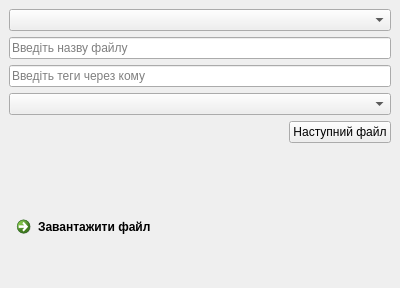
andrii-shchur/TeleCloud, file gui/file_upload.ui: the form before one commit.
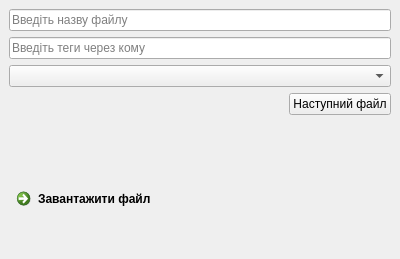
The form after the commit. Icons and pictures are not drawn.

What changed in the file:
```diff
--- a/gui/file_upload.ui
+++ b/gui/file_upload.ui
@@ -7,7 +7,7 @@
     <x>0</x>
     <y>0</y>
     <width>400</width>
-    <height>288</height>
+    <height>259</height>
    </rect>
   </property>
   <property name="windowTitle">
@@ -15,9 +15,6 @@
   </property>
   <widget class="QWidget" name="centralwidget">
    <layout class="QVBoxLayout" name="verticalLayout">
-    <item>
-     <widget class="QComboBox" name="filenames"/>
-    </item>
     <item>
      <widget class="QLineEdit" name="filename_edit">
       <property name="placeholderText">
```
